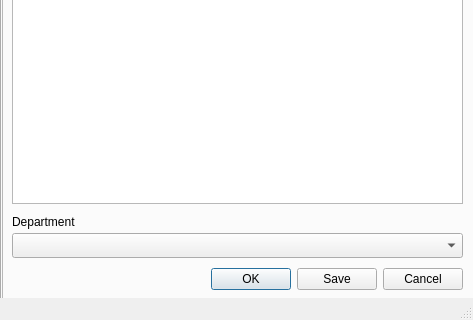
First picture: the form in lakeer_dialog_base.ui, repository Lakeer-org/lakeer-plugin, before the edit; both pictures show x 0 to 473 and y 183 to 503 of the 473 by 503 pixel window.
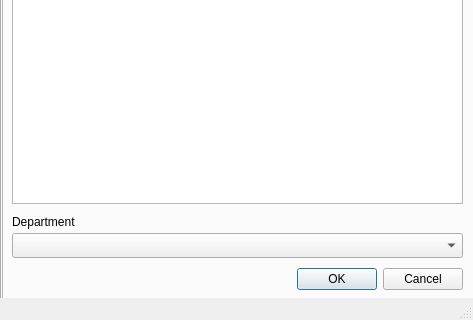
Second picture: the form after the edit. The open tabs and pages were chosen to show the change. Custom widgets are drawn as their Qt base class.

Commit message:
Removed save button
unused

What changed in the file:
```diff
--- a/lakeer_dialog_base.ui
+++ b/lakeer_dialog_base.ui
@@ -58,7 +58,7 @@
         <enum>Qt::Horizontal</enum>
        </property>
        <property name="standardButtons">
-        <set>QDialogButtonBox::Cancel|QDialogButtonBox::Ok|QDialogButtonBox::Save</set>
+        <set>QDialogButtonBox::Cancel|QDialogButtonBox::Ok</set>
        </property>
        <property name="centerButtons">
         <bool>false</bool>
```
